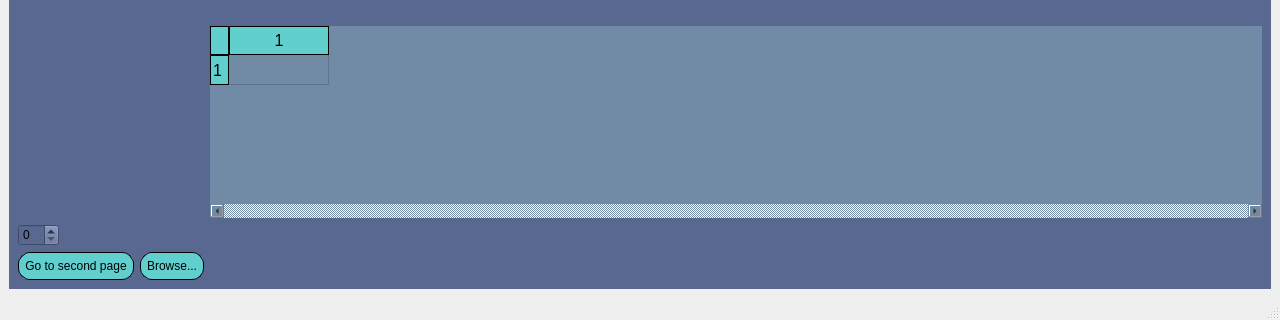
Qt form mainwindow.ui (DreaMTH/DataAnalysis) before a commit; both pictures show x 0 to 1280 and y 400 to 720 of the 1280 by 720 pixel window.
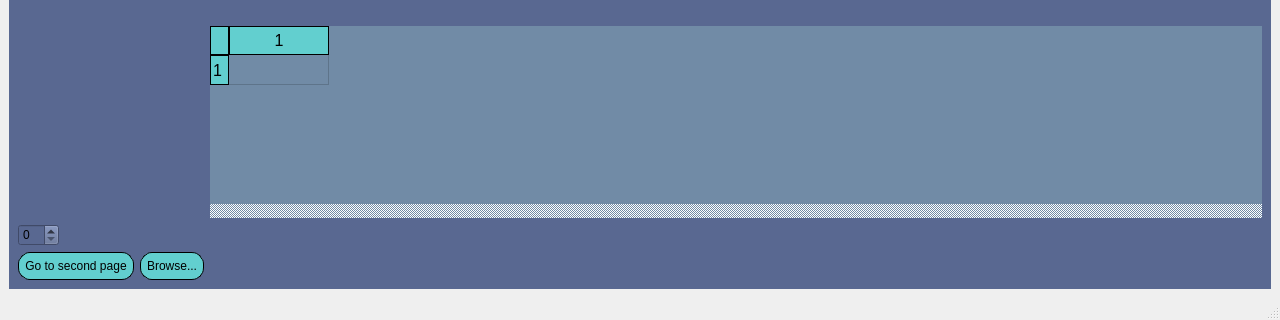
The same form after that commit.

```diff
--- a/mainwindow.ui
+++ b/mainwindow.ui
@@ -21,13 +21,40 @@
   </property>
   <property name="styleSheet">
    <string notr="true">background-color: rgb(136, 178, 197);
-QPushButton
+QPushButton:
 {
 	background-color: rgb(0,0,255);
 }
-</string>
+QScrollBar::vertical {
+    border: 2px solid grey;
+    background: #32CC99;
+    height: 15px;
+    margin: 0px 20px 0 20px;
+}
+QScrollBar::handle:vertical {
+    background: white;
+    min-width: 20px;
+}
+QScrollBar::add-line:vertical {
+    border: 2px solid grey;
+    background: #32CC99;
+    width: 20px;
+    subcontrol-position: right;
+    subcontrol-origin: margin;
+}
+
+QScrollBar::sub-line:vertical {
+    border: 2px solid grey;
+    background: #32CC99;
+    width: 20px;
+    subcontrol-position: left;
+    subcontrol-origin: margin;
+}</string>
   </property>
   <widget class="QWidget" name="centralwidget">
+   <property name="styleSheet">
+    <string notr="true"/>
+   </property>
    <layout class="QGridLayout" name="gridLayout_2">
     <item row="0" column="1">
      <layout class="QGridLayout" name="gridLayout">
```
Left out of the diff: 8 changed lines with no effect on the pictures.
